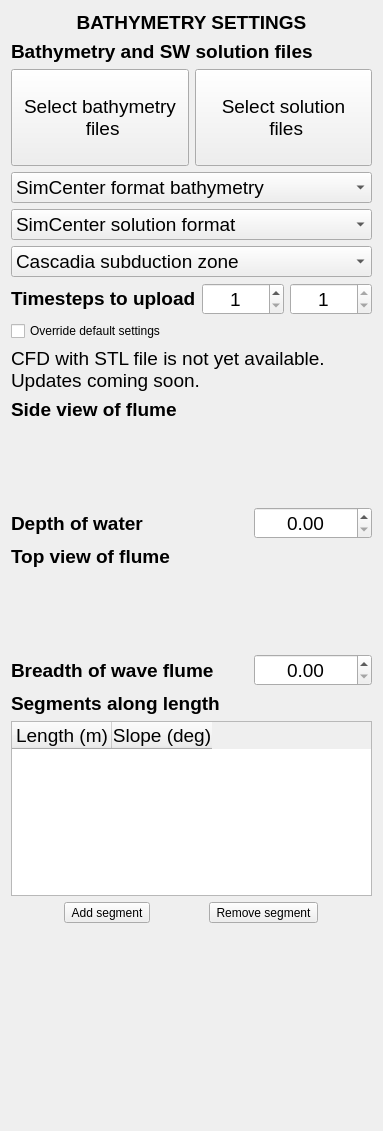
NHERI-SimCenter/HydroUQ, file EVENTS/GeoClawOpenFOAM/bathymetry.ui: the form before one commit.
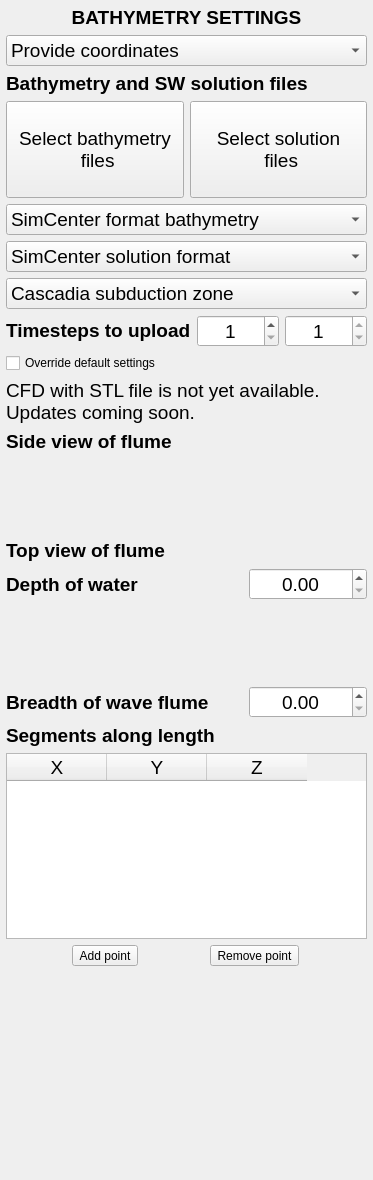
The form after the commit. Icons and pictures are not drawn.

```diff
--- a/EVENTS/GeoClawOpenFOAM/bathymetry.ui
+++ b/EVENTS/GeoClawOpenFOAM/bathymetry.ui
@@ -7,13 +7,25 @@
     <x>0</x>
     <y>0</y>
     <width>364</width>
-    <height>1131</height>
+    <height>1180</height>
    </rect>
   </property>
   <property name="windowTitle">
    <string>Frame</string>
   </property>
   <layout class="QVBoxLayout" name="verticalLayout_2">
+   <property name="leftMargin">
+    <number>6</number>
+   </property>
+   <property name="topMargin">
+    <number>6</number>
+   </property>
+   <property name="rightMargin">
+    <number>6</number>
+   </property>
+   <property name="bottomMargin">
+    <number>6</number>
+   </property>
    <item>
     <widget class="QLabel" name="Lbl_H1">
      <property name="font">
@@ -29,6 +41,36 @@
      </property>
     </widget>
    </item>
+   <item>
+    <widget class="QComboBox" name="CmB_FlumeGeoType">
+     <property name="font">
+      <font>
+       <pointsize>14</pointsize>
+      </font>
+     </property>
+     <property name="toolTip">
+      <string>Select the format of the bathymetric files uploaded</string>
+     </property>
+     <property name="toolTipDuration">
+      <number>10000</number>
+     </property>
+     <item>
+      <property name="text">
+       <string>Provide coordinates</string>
+      </property>
+     </item>
+     <item>
+      <property name="text">
+       <string>Upload LIDAR scan</string>
+      </property>
+     </item>
+     <item>
+      <property name="text">
+       <string>Use standard OSU Flume</string>
+      </property>
+     </item>
+    </widget>
+   </item>
    <item>
     <widget class="QLabel" name="Lbl_SelFiles">
      <property name="font">
@@ -325,6 +367,23 @@
      </property>
     </widget>
    </item>
+   <item>
+    <widget class="QLabel" name="Lbl_TopViewH2">
+     <property name="font">
+      <font>
+       <pointsize>14</pointsize>
+       <weight>75</weight>
+       <bold>true</bold>
+      </font>
+     </property>
+     <property name="focusPolicy">
+      <enum>Qt::ClickFocus</enum>
+     </property>
+     <property name="text">
+      <string>&lt;html&gt;&lt;head/&gt;&lt;body&gt;&lt;p&gt;Top view of flume&lt;/p&gt;&lt;/body&gt;&lt;/html&gt;</string>
+     </property>
+    </widget>
+   </item>
    <item>
     <layout class="QHBoxLayout" name="HLY_Depth" stretch="2,1">
      <item>
@@ -361,23 +420,6 @@
      </item>
     </layout>
    </item>
-   <item>
-    <widget class="QLabel" name="Lbl_TopViewH2">
-     <property name="font">
-      <font>
-       <pointsize>14</pointsize>
-       <weight>75</weight>
-       <bold>true</bold>
-      </font>
-     </property>
-     <property name="focusPolicy">
-      <enum>Qt::ClickFocus</enum>
-     </property>
-     <property name="text">
-      <string>&lt;html&gt;&lt;head/&gt;&lt;body&gt;&lt;p&gt;Top view of flume&lt;/p&gt;&lt;/body&gt;&lt;/html&gt;</string>
-     </property>
-    </widget>
-   </item>
    <item>
     <widget class="QLabel" name="Lbl_TopView">
      <property name="font">
@@ -467,12 +509,17 @@
      </property>
      <column>
       <property name="text">
-       <string>Length (m)</string>
+       <string>X</string>
       </property>
      </column>
      <column>
       <property name="text">
-       <string>Slope (deg)</string>
+       <string>Y</string>
+      </property>
+     </column>
+     <column>
+      <property name="text">
+       <string>Z</string>
       </property>
      </column>
     </widget>
@@ -488,7 +535,7 @@
         <number>10000</number>
        </property>
        <property name="text">
-        <string>Add segment</string>
+        <string>Add point</string>
        </property>
       </widget>
      </item>
@@ -501,7 +548,7 @@
         <number>10000</number>
        </property>
        <property name="text">
-        <string>Remove segment</string>
+        <string>Remove point</string>
        </property>
       </widget>
      </item>
```
Left out of the diff: 8 changed lines with no effect on the pictures.
